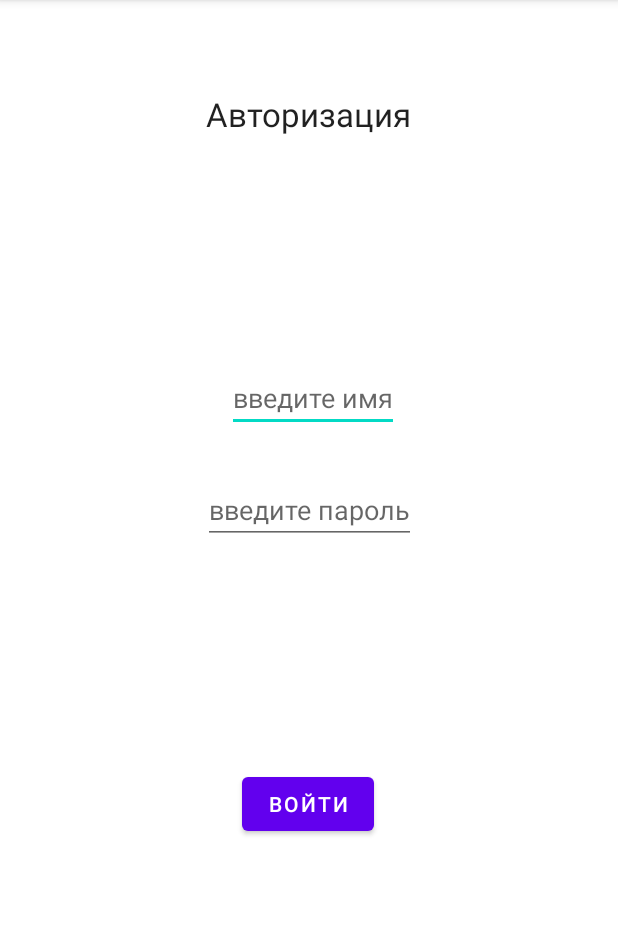
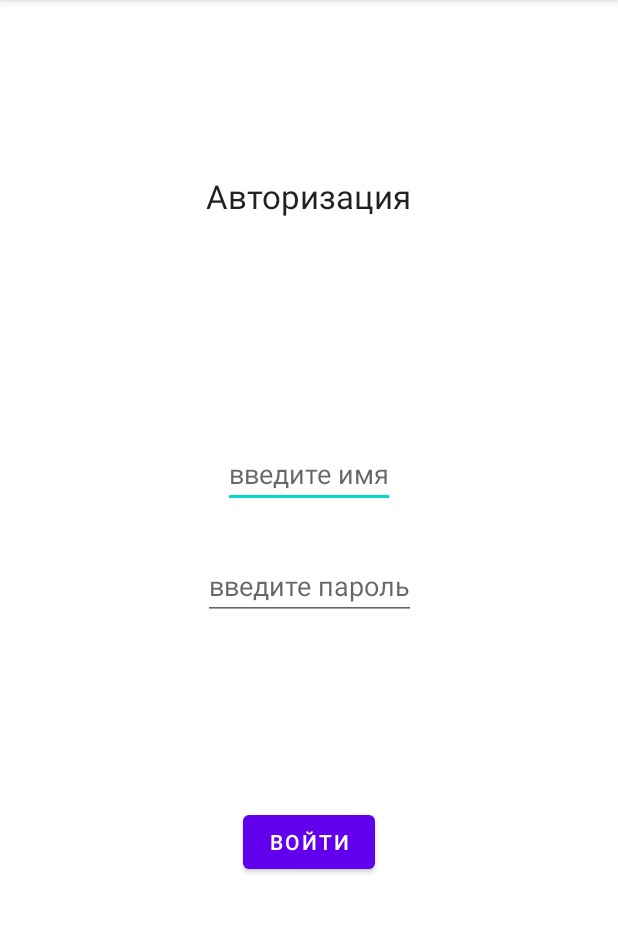
Before and after one commit to KomaretskyMV/Doggies, an Android app: the screen it shows after launch (MainActivity), on a phone screen of 412 x 824 dp, the part 84-1017 px from its top. Run offline under Robolectric (Android 15) with nearby library versions, the phone set to English and light mode, and no system bars.

Commit message:
Сhanged indents

```diff
--- a/app/src/main/res/layout/fragment_authorization.xml
+++ b/app/src/main/res/layout/fragment_authorization.xml
@@ -12,9 +12,9 @@
         android:layout_height="wrap_content"
         android:layout_alignParentTop="true"
         android:layout_centerHorizontal="true"
-        android:layout_marginStart="137dp"
-        android:layout_marginTop="61dp"
-        android:layout_marginEnd="138dp"
+        android:layout_marginStart="16dp"
+        android:layout_marginTop="116dp"
+        android:layout_marginEnd="16dp"
         android:text="@string/authorization"
         android:textAppearance="?android:attr/textAppearanceLarge"
         app:layout_constraintEnd_toEndOf="parent"
@@ -25,26 +25,21 @@
         android:id="@+id/edit_user"
         android:layout_width="wrap_content"
         android:layout_height="wrap_content"
-        android:layout_marginStart="146dp"
-        android:layout_marginTop="152dp"
-        android:layout_marginEnd="146dp"
+        android:layout_marginStart="16dp"
+        android:layout_marginTop="148dp"
+        android:layout_marginEnd="16dp"
         android:hint="@string/input_name"
         app:layout_constraintEnd_toEndOf="parent"
-        app:layout_constraintHorizontal_bias="1.0"
         app:layout_constraintStart_toStartOf="parent"
-        app:layout_constraintTop_toBottomOf="@+id/Login"
-        tools:ignore="HardcodedText">
-
-        <requestFocus />
-    </EditText>
+        app:layout_constraintTop_toBottomOf="@+id/Login" />
 
     <EditText
         android:id="@+id/edit_password"
         android:layout_width="wrap_content"
         android:layout_height="wrap_content"
-        android:layout_marginStart="135dp"
+        android:layout_marginStart="16dp"
         android:layout_marginTop="29dp"
-        android:layout_marginEnd="135dp"
+        android:layout_marginEnd="16dp"
         android:hint="@string/input_pass"
         android:inputType="textPassword"
         app:layout_constraintEnd_toEndOf="parent"
@@ -57,15 +52,13 @@
         android:layout_height="wrap_content"
         android:layout_below="@+id/edit_password"
         android:layout_centerHorizontal="true"
-        android:layout_marginStart="161dp"
+        android:layout_marginStart="16dp"
         android:layout_marginTop="129dp"
-        android:layout_marginEnd="162dp"
+        android:layout_marginEnd="16dp"
         android:layout_marginBottom="188dp"
-        android:onClick="login"
         android:text="@string/login"
         app:layout_constraintBottom_toBottomOf="parent"
         app:layout_constraintEnd_toEndOf="parent"
-        app:layout_constraintHorizontal_bias="0.0"
         app:layout_constraintStart_toStartOf="parent"
         app:layout_constraintTop_toBottomOf="@+id/edit_password" />
 
--- a/app/src/main/res/layout/fragment_doggies.xml
+++ b/app/src/main/res/layout/fragment_doggies.xml
@@ -29,7 +29,7 @@
             android:id="@+id/userText"
             android:layout_width="match_parent"
             android:layout_height="wrap_content"
-            android:text=" "
+            android:text=""
             tools:layout_editor_absoluteX="40dp"
             tools:layout_editor_absoluteY="18dp" />
 
--- a/app/src/main/res/values/strings.xml
+++ b/app/src/main/res/values/strings.xml
@@ -8,7 +8,6 @@
     <string name="failed">Entry conditions not met, please try again</string>
     <string name="failed_load">Download failed</string>
 
-    <!-- TODO: Remove or change this placeholder text -->
     <string name="hello_blank_fragment">Hello blank fragment</string>
     <!-- Strings related to login -->
     <string name="prompt_email">Email</string>
```
